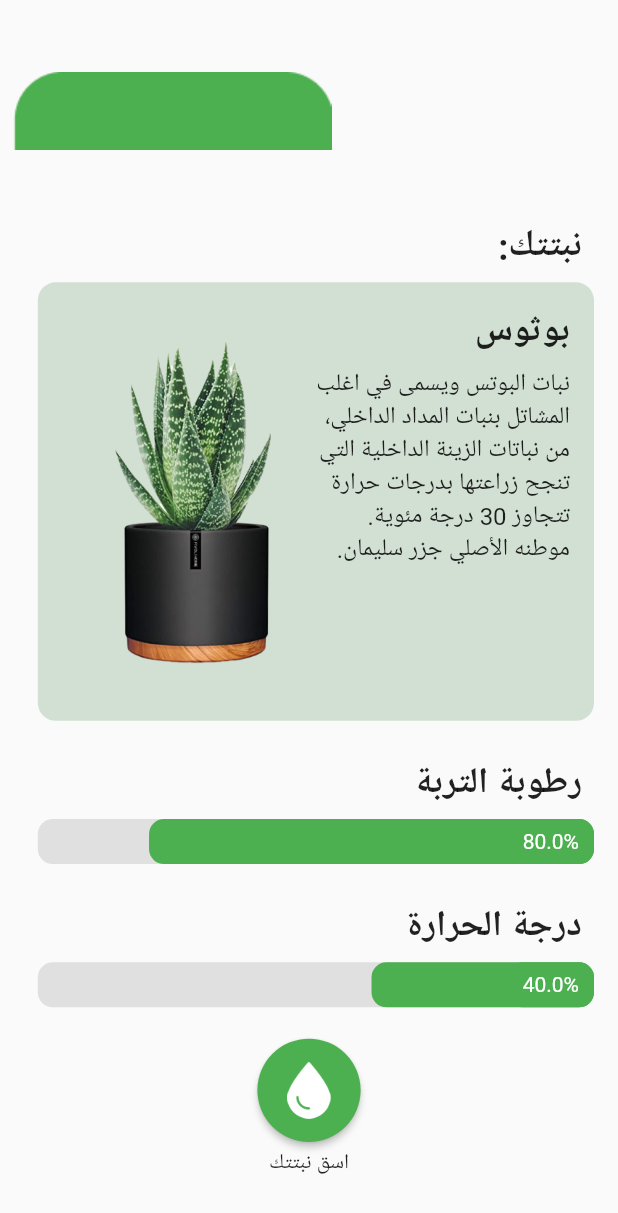
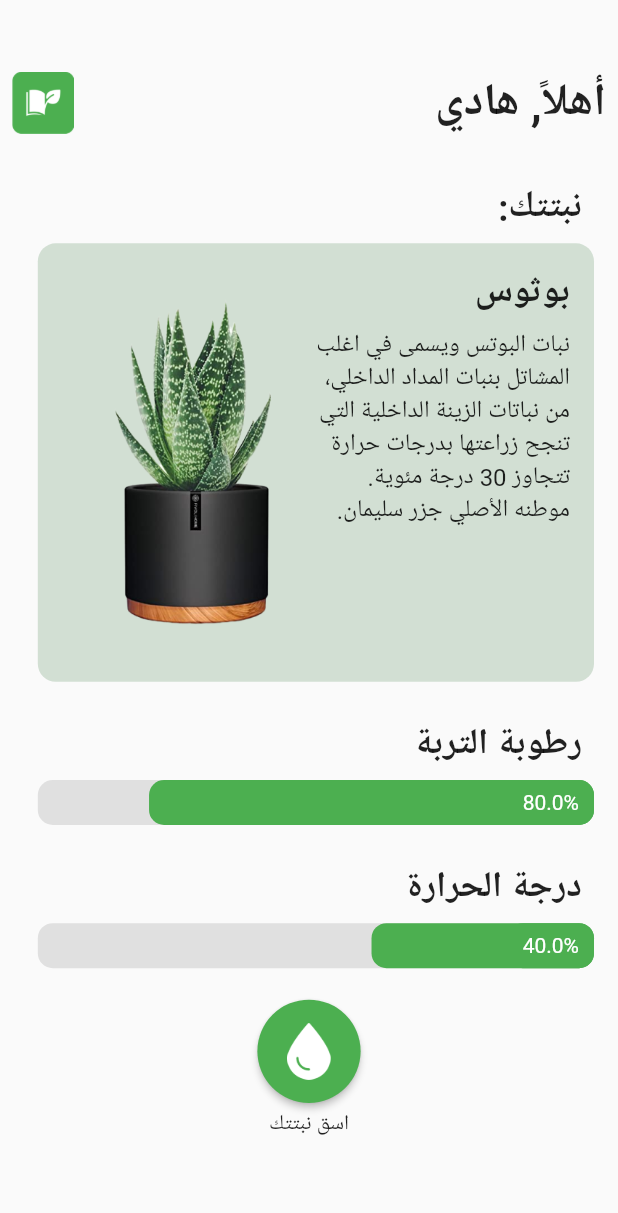
Before and after one commit to Hadi-Alsinan/winners_book_hackathon, a Flutter app: the HomePage screen opened directly, on a phone screen of 412 x 824 dp. Shown: the top 1213 px of the screen. Run offline on Flutter 3.47's test engine with Material 2 defaults, Android fonts, the phone set to English and light mode, and no system bars; our stand-ins replace google_fonts.

```diff
--- a/lib/HomePage/Screens/HomePage.dart
+++ b/lib/HomePage/Screens/HomePage.dart
@@ -17,7 +17,7 @@ class _HomePageState extends State<HomePage> {
   Widget build(BuildContext context) {
     return Scaffold(
       appBar: PreferredSize(
-        preferredSize: const Size.fromHeight(100.0),
+        preferredSize: Size.fromHeight(MediaQuery.of(context).size.width * 0.3),
         child: SingleChildScrollView(
           child: Container(
             margin: const EdgeInsets.only(top: 40.0),
@@ -28,6 +28,7 @@ class _HomePageState extends State<HomePage> {
                 children: [
                   Image.asset(
                     'assets/Logo/Logo-2.png',
+                    width: MediaQuery.of(context).size.width * 0.1,
                   ),
                   Text(
                     'أهلاً, هادي',
@@ -42,11 +43,13 @@ class _HomePageState extends State<HomePage> {
           ),
         ),
       ),
-      body: Directionality(
+      body: SingleChildScrollView(
+        child: Directionality(
           textDirection: TextDirection.rtl,
           child: Padding(
             padding: const EdgeInsets.all(16.0),
             child: Column(
+              mainAxisSize: MainAxisSize.min,
               crossAxisAlignment: CrossAxisAlignment.start,
               mainAxisAlignment:
                   MainAxisAlignment.center, // Align text to the right
@@ -128,7 +131,8 @@ class _HomePageState extends State<HomePage> {
                                 ),
                                 Image.asset(
                                   'assets/Plants/Plant-1.png',
-                                width: MediaQuery.of(context).size.width * 0.2,
+                                  width:
+                                      MediaQuery.of(context).size.width * 0.2,
                                 ),
                                 SizedBox(
                                   height:
@@ -206,6 +210,7 @@ class _HomePageState extends State<HomePage> {
             ),
           ),
         ),
+      ),
     );
   }
 }
```
Lines whose indentation alone changed are shown as unchanged.
